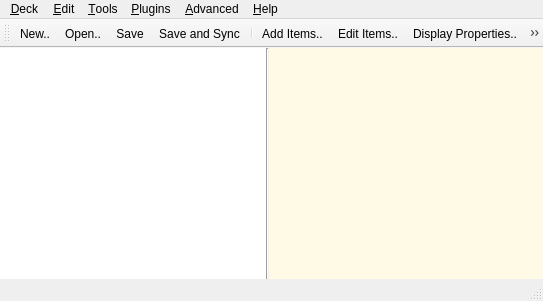
Qt form designer/main.ui (ankitects/anki) before a commit.
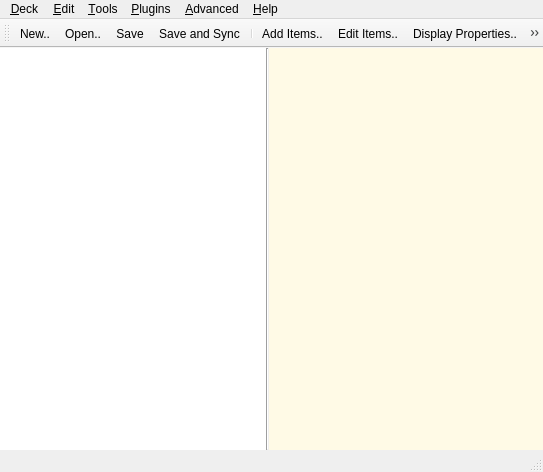
The same form after that commit. Icons and pictures are not drawn.

Commit message: make default size taller

The edit to the form file:
```diff
--- a/designer/main.ui
+++ b/designer/main.ui
@@ -6,7 +6,7 @@
     <x>0</x>
     <y>0</y>
     <width>543</width>
-    <height>301</height>
+    <height>472</height>
    </rect>
   </property>
   <property name="sizePolicy" >
@@ -28,7 +28,7 @@
      <x>0</x>
      <y>69</y>
      <width>543</width>
-     <height>212</height>
+     <height>383</height>
     </rect>
    </property>
    <property name="sizePolicy" >
@@ -493,7 +493,7 @@
    <property name="geometry" >
     <rect>
      <x>0</x>
-     <y>281</y>
+     <y>452</y>
      <width>543</width>
      <height>20</height>
     </rect>
```
